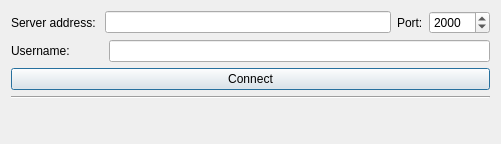
This is apps/client/ConnectDialog.ui in Pokawa/charades as Qt 5 draws it before an edit. The edited form follows.
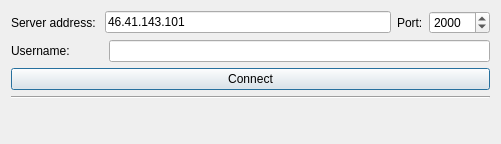
This is the edited form.

The edit to the form file:
```diff
--- a/apps/client/ConnectDialog.ui
+++ b/apps/client/ConnectDialog.ui
@@ -29,7 +29,11 @@
         </widget>
        </item>
        <item>
-        <widget class="QLineEdit" name="addressInput"/>
+        <widget class="QLineEdit" name="addressInput">
+         <property name="text">
+          <string>46.41.143.101</string>
+         </property>
+        </widget>
        </item>
        <item>
         <widget class="QLabel" name="portLabel">
```
